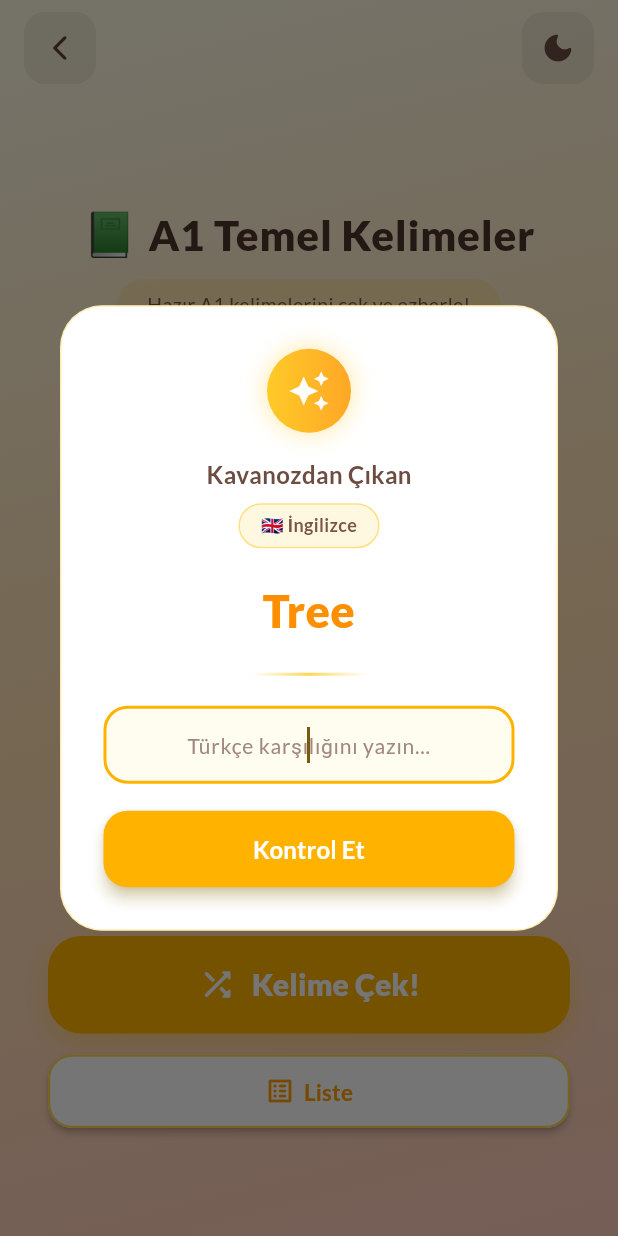
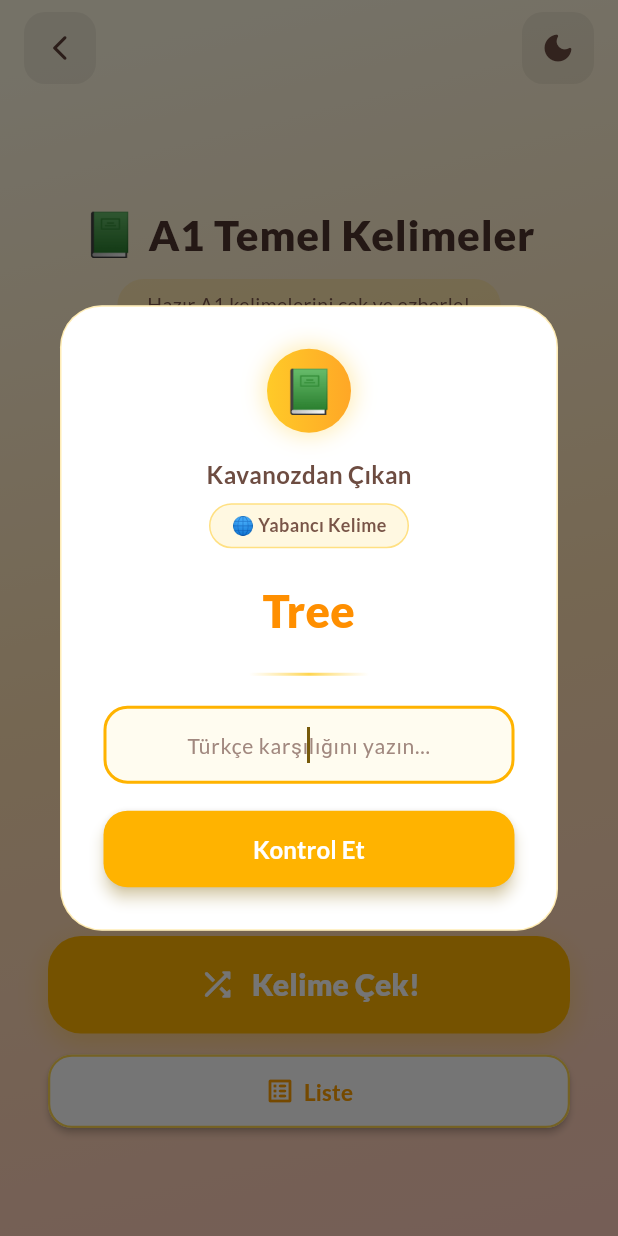
Before and after one commit to tahamurat58/KavanozlaUnutma, a Flutter app: the screen it shows after launch, after a tap on the "light mode" icon, after a tap on "A1 Temel Kelimeler", after a tap on "Kelime Çek!", on a phone screen of 412 x 824 dp. Run offline on Flutter 3.47's test engine with Material 3 defaults, Android fonts, the phone set to English and light mode, and no system bars; our stand-ins replace google_fonts.

Commit message:
Son hali

```diff
--- a/lib/ana_ekran.dart
+++ b/lib/ana_ekran.dart
@@ -39,13 +39,15 @@ class AnaEkran extends StatelessWidget {
       barrierDismissible: false,
       builder: (ctx) => KelimeSoruDialogu(
         kelime: secilenKelime,
+        kavanozIkon: kavanoz.ikon,
         onSonuc: onIstatistikGuncelle,
       ),
     );
   }
 
   void _uyariGoster(BuildContext context, String mesaj) {
-    if (Platform.isIOS) {
+    final isIOS = Theme.of(context).platform == TargetPlatform.iOS;
+    if (isIOS) {
       showCupertinoDialog(
         context: context,
         builder: (ctx) => CupertinoAlertDialog(
--- a/lib/kavanoz_secim_ekrani.dart
+++ b/lib/kavanoz_secim_ekrani.dart
@@ -26,7 +26,8 @@ class KavanozSecimEkrani extends StatelessWidget {
 
   /// Kavanoz silmeden önce onay dialogu
   void _silmeOnayi(BuildContext context, String id, String isim) {
-    if (Platform.isIOS) {
+    final isIOS = Theme.of(context).platform == TargetPlatform.iOS;
+    if (isIOS) {
       showCupertinoDialog(
         context: context,
         builder: (ctx) => CupertinoAlertDialog(
--- a/lib/main.dart
+++ b/lib/main.dart
@@ -1,5 +1,6 @@
 import 'package:flutter/material.dart';
 import 'package:google_fonts/google_fonts.dart';
+import 'package:flutter_localizations/flutter_localizations.dart';
 import 'ust_ekran.dart';
 
 /// Uygulamanın giriş noktası
@@ -8,7 +9,6 @@ void main() {
 }
 
 /// KavanozApp - Ana MaterialApp widget'ı
-/// Tema yönetimini (koyu/beyaz) üstlenir.
 class KavanozApp extends StatefulWidget {
   const KavanozApp({super.key});
 
@@ -17,7 +17,7 @@ class KavanozApp extends StatefulWidget {
 }
 
 class _KavanozAppState extends State<KavanozApp> {
-  // İlk açılışta koyu temanın gelmesi için true yaptık
+  // İlk açılışta koyu temanın gelmesi için true
   bool _karanlikTema = true;
 
   /// Tema değiştirme fonksiyonu
@@ -33,12 +33,25 @@ class _KavanozAppState extends State<KavanozApp> {
       title: "Kavanoz'la Unutma",
       debugShowCheckedModeBanner: false,
 
+      // ---- TÜRKÇE KLAVYE VE LOKALİZASYON DESTEĞİ ----
+      localizationsDelegates: const [
+        GlobalMaterialLocalizations.delegate,
+        GlobalWidgetsLocalizations.delegate,
+        GlobalCupertinoLocalizations.delegate,
+      ],
+      supportedLocales: const [
+        Locale('tr', 'TR'),
+        Locale('en', 'US'),
+      ],
+      locale: const Locale('tr', 'TR'),
+
       // ---- BEYAZ TEMA ----
       theme: ThemeData(
         colorScheme: ColorScheme.fromSeed(
           seedColor: Colors.amber,
           brightness: Brightness.light,
         ),
+        // Premium görünüm için Lato fontunu geri ekledik
         textTheme: GoogleFonts.latoTextTheme(),
         useMaterial3: true,
         scaffoldBackgroundColor: const Color(0xFFFFF8E1),
@@ -50,6 +63,7 @@ class _KavanozAppState extends State<KavanozApp> {
           seedColor: Colors.amber,
           brightness: Brightness.dark,
         ),
+        // Premium görünüm için Lato fontunu geri ekledik
         textTheme: GoogleFonts.latoTextTheme(
           ThemeData(brightness: Brightness.dark).textTheme,
         ),
@@ -60,7 +74,6 @@ class _KavanozAppState extends State<KavanozApp> {
       // Aktif tema modu
       themeMode: _karanlikTema ? ThemeMode.dark : ThemeMode.light,
 
-      // Üst ekran tüm state yönetimini üstlenir
       home: UstEkran(
         karanlikTema: _karanlikTema,
         temaDegistir: _temaDegistir,
--- a/lib/widgets/kelime_soru_dialogu.dart
+++ b/lib/widgets/kelime_soru_dialogu.dart
@@ -6,11 +6,13 @@ import '../models/kelime.dart';
 /// KelimeSoruDialogu - Kavanozdan çekilen kelimeyi quiz formatında gösterir.
 class KelimeSoruDialogu extends StatefulWidget {
   final Kelime kelime;
+  final String kavanozIkon;
   final void Function(String id, bool dogruMu) onSonuc;
 
   const KelimeSoruDialogu({
     super.key,
     required this.kelime,
+    required this.kavanozIkon,
     required this.onSonuc,
   });
 
@@ -38,8 +40,8 @@ class _KelimeSoruDialoguState extends State<KelimeSoruDialogu> {
 
   String get _soruKelime => _ingilizceSor ? widget.kelime.ingilizce : widget.kelime.turkce;
   String get _dogruCevap => _ingilizceSor ? widget.kelime.turkce : widget.kelime.ingilizce;
-  String get _soruDili => _ingilizceSor ? '🇬🇧 İngilizce' : '🇹🇷 Türkçe';
-  String get _cevapDili => _ingilizceSor ? 'Türkçe' : 'İngilizce';
+  String get _soruDili => _ingilizceSor ? '🌐 Yabancı Kelime' : '🇹🇷 Türkçe';
+  String get _cevapDili => _ingilizceSor ? 'Türkçe' : 'Yabancı Kelime';
 
   /// Türkçe karakterlere (I, İ, Ğ, Ü, Ş, Ö, Ç) tam duyarlı küçük harf çevirici
   String _turkceKucukHarf(String metin) {
@@ -104,7 +106,12 @@ class _KelimeSoruDialoguState extends State<KelimeSoruDialogu> {
                     BoxShadow(color: Colors.amber.withValues(alpha: 0.3), blurRadius: 12, spreadRadius: 2),
                   ],
                 ),
-                child: const Icon(Icons.auto_awesome, color: Colors.white, size: 28),
+                child: Center(
+                  child: Text(
+                    widget.kavanozIkon,
+                    style: const TextStyle(fontSize: 28),
+                  ),
+                ),
               ),
               const SizedBox(height: 16),
 
@@ -174,7 +181,7 @@ class _KelimeSoruDialoguState extends State<KelimeSoruDialogu> {
                   keyboardType: TextInputType.text,
                   decoration: InputDecoration(
                     hintText: '$_cevapDili karşılığını yazın...',
-                    // DİKKAT: GoogleFonts kullanmıyoruz, işletim sistemi fontu kullanılıyor!
+                    // DİKKAT: HİÇBİR FONT ZORLAMASI YOK
                     hintStyle: TextStyle(
                       fontSize: 14,
                       color: karanlik ? Colors.grey.shade500 : Colors.brown.shade300,
@@ -199,7 +206,7 @@ class _KelimeSoruDialoguState extends State<KelimeSoruDialogu> {
                     filled: true,
                     fillColor: karanlik ? const Color(0xFF1A1A2E) : Colors.amber.shade50.withValues(alpha: 0.5),
                   ),
-                  // DİKKAT: GoogleFonts kullanmıyoruz, işletim sistemi fontu kullanılıyor!
+                  // DİKKAT: HİÇBİR FONT ZORLAMASI YOK
                   style: TextStyle(
                     fontSize: 16,
                     color: karanlik ? Colors.white : Colors.brown.shade800,
--- a/pubspec.yaml
+++ b/pubspec.yaml
@@ -37,6 +37,8 @@ dependencies:
   google_fonts: ^6.1.0
   uuid: ^4.2.1
   path_provider: ^2.1.5
+  flutter_localizations:
+    sdk: flutter
 
 dev_dependencies:
   flutter_test:
```
Also changed, not shown: lib/kavanoz_olustur_ekrani.dart (+68 -21 lines), lib/kelime_ekle_ekrani.dart (+97 -32 lines), pubspec.lock.
